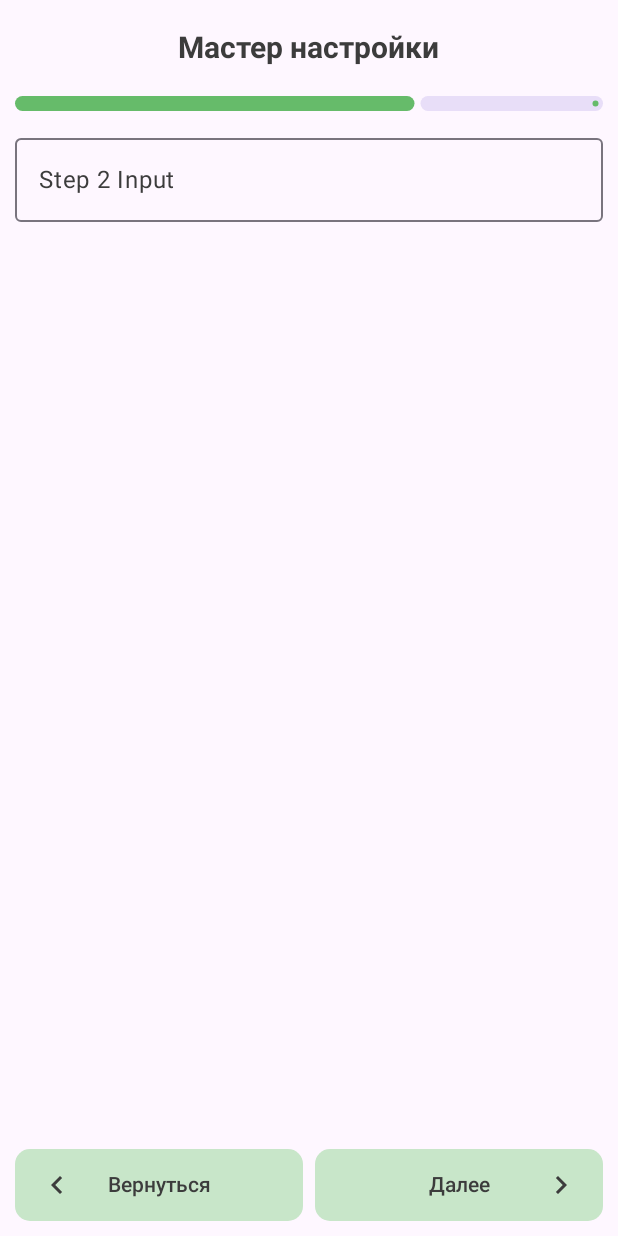
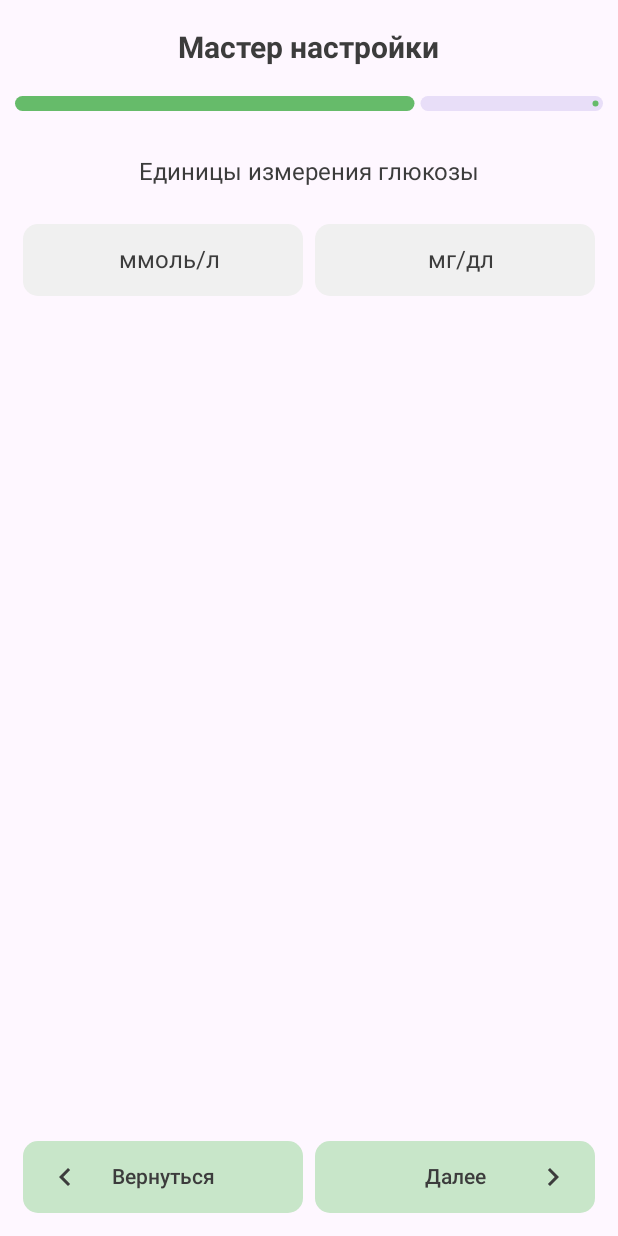
Before and after one commit to ordresot/DiabetesSupporter, an Android app built with Jetpack Compose: the StepTwoScreen screen opened through its navigation route, on a phone screen of 412 x 824 dp. Run offline under Robolectric (Android 15) with nearby library versions, the phone set to English and light mode, and no system bars; our stand-ins replace livedata-compose.

Commit message:
Wizard's second screen has started

```diff
--- a/app/build.gradle.kts
+++ b/app/build.gradle.kts
@@ -70,6 +70,7 @@ dependencies {
     implementation(libs.androidx.ui.tooling.preview)
     debugImplementation(libs.androidx.ui.tooling)
     debugImplementation(libs.androidx.ui.test.manifest)
+    implementation(libs.androidx.animation)
 
     implementation("androidx.compose.runtime:runtime-livedata:1.6.5")
 }
--- a/app/src/main/java/com/ordresot/diabetessupporter/presentation/wizard/GeneralFunctions.kt
+++ b/app/src/main/java/com/ordresot/diabetessupporter/presentation/wizard/GeneralFunctions.kt
@@ -2,14 +2,17 @@ package com.ordresot.diabetessupporter.presentation.wizard
 
 import androidx.compose.foundation.background
 import androidx.compose.foundation.clickable
+import androidx.compose.foundation.layout.Arrangement
 import androidx.compose.foundation.layout.Box
 import androidx.compose.foundation.layout.Row
 import androidx.compose.foundation.layout.Spacer
 import androidx.compose.foundation.layout.fillMaxWidth
 import androidx.compose.foundation.layout.padding
 import androidx.compose.foundation.layout.size
+import androidx.compose.foundation.layout.width
 import androidx.compose.foundation.shape.RoundedCornerShape
 import androidx.compose.material3.Icon
+import androidx.compose.material3.Surface
 import androidx.compose.material3.Text
 import androidx.compose.material3.TextFieldColors
 import androidx.compose.material3.TextFieldDefaults
@@ -17,10 +20,13 @@ import androidx.compose.runtime.Composable
 import androidx.compose.ui.Alignment
 import androidx.compose.ui.Modifier
 import androidx.compose.ui.draw.clip
+import androidx.compose.ui.focus.focusModifier
 import androidx.compose.ui.graphics.Color
 import androidx.compose.ui.graphics.vector.ImageVector
+import androidx.compose.ui.res.painterResource
 import androidx.compose.ui.text.TextStyle
 import androidx.compose.ui.text.font.FontWeight
+import androidx.compose.ui.text.style.TextAlign
 import androidx.compose.ui.unit.dp
 import androidx.compose.ui.unit.sp
 import com.redikt.diabetesapp.ui.theme.CharcoalGray
@@ -106,3 +112,56 @@ fun textFieldTextStyle(): TextStyle{
         fontSize = 16.sp
     )
 }
+
+@Composable
+fun SurfaceRadioButton(
+    modifier: Modifier = Modifier,
+    selected: Boolean,
+    iconResId: Int? = null,
+    label: String,
+) {
+    val backgroundColor = if (selected) LightGreen else Color(0xFFF0F0F0)
+    val contentColor = CharcoalGray
+
+    Surface(
+        shape = RoundedCornerShape(10.dp),
+        color = backgroundColor,
+        modifier = modifier
+    ) {
+        Row(
+            verticalAlignment = Alignment.CenterVertically,
+            horizontalArrangement = Arrangement.Center,
+            modifier = Modifier.padding(horizontal = 12.dp)
+        ) {
+            if (iconResId != null){
+                Icon(
+                    painter = painterResource(iconResId),
+                    contentDescription = null,
+                    tint = contentColor,
+                    modifier = Modifier.size(20.dp)
+                )
+            }
+
+            Spacer(modifier = Modifier.width(8.dp))
+
+            Text(
+                text = label,
+                color = contentColor,
+                fontSize = 16.sp
+            )
+        }
+    }
+}
+
+@Composable
+fun WizardParagraphTopic(
+    text: String
+) {
+    Text(
+        text = text,
+        textAlign = TextAlign.Center,
+        fontSize = 16.sp,
+        color = CharcoalGray,
+        modifier = Modifier.fillMaxWidth()
+    )
+}
--- a/app/src/main/java/com/ordresot/diabetessupporter/presentation/wizard/StepOneScreen.kt
+++ b/app/src/main/java/com/ordresot/diabetessupporter/presentation/wizard/StepOneScreen.kt
@@ -60,13 +60,7 @@ fun StepOneScreen(viewModel: WizardViewModel, onNext: () -> Unit) {
             Spacer(Modifier.height(16.dp))
 
             // Описание
-            Text(
-                text = "Укажите ваши персональные данные",
-                textAlign = TextAlign.Center,
-                fontSize = 16.sp,
-                color = CharcoalGray,
-                modifier = Modifier.fillMaxWidth()
-            )
+            WizardParagraphTopic(text = "Укажите ваши персональные данные")
 
             Spacer(Modifier.height(25.dp))
 
@@ -215,7 +209,7 @@ fun GenderSelector(viewModel: WizardViewModel) {
     Row(
         horizontalArrangement = Arrangement.spacedBy(8.dp)
     ) {
-        GenderButton(
+        SurfaceRadioButton(
             selected = gender == "Женский",
             iconResId = R.drawable.ic_female,
             label = "Женщина",
@@ -226,7 +220,7 @@ fun GenderSelector(viewModel: WizardViewModel) {
                     onClick = { viewModel.setGender("Женский") }
                 )
         )
-        GenderButton(
+        SurfaceRadioButton(
             selected = gender == "Мужской",
             iconResId = R.drawable.ic_male,
             label = "Мужчина",
@@ -239,39 +233,3 @@ fun GenderSelector(viewModel: WizardViewModel) {
         )
     }
 }
-
-@Composable
-fun GenderButton(
-    selected: Boolean,
-    iconResId: Int,
-    label: String,
-    modifier: Modifier = Modifier
-) {
-    val backgroundColor = if (selected) LightGreen else Color(0xFFF0F0F0)
-    val contentColor = CharcoalGray
-
-    Surface(
-        shape = RoundedCornerShape(10.dp),
-        color = backgroundColor,
-        modifier = modifier
-    ) {
-        Row(
-            verticalAlignment = Alignment.CenterVertically,
-            horizontalArrangement = Arrangement.Center,
-            modifier = Modifier.padding(horizontal = 12.dp)
-        ) {
-            Icon(
-                painter = painterResource(iconResId),
-                contentDescription = null,
-                tint = contentColor,
-                modifier = Modifier.size(20.dp)
-            )
-            Spacer(modifier = Modifier.width(8.dp))
-            Text(
-                text = label,
-                color = contentColor,
-                fontSize = 16.sp
-            )
-        }
-    }
-}
--- /dev/null
+++ b/app/src/main/java/com/ordresot/diabetessupporter/presentation/wizard/StepTwoScreen.kt
@@ -0,0 +1,137 @@
+package com.ordresot.diabetessupporter.presentation.wizard
+
+import androidx.compose.animation.AnimatedVisibility
+import androidx.compose.animation.expandVertically
+import androidx.compose.animation.fadeIn
+import androidx.compose.animation.fadeOut
+import androidx.compose.animation.shrinkVertically
+import androidx.compose.foundation.clickable
+import androidx.compose.foundation.layout.Arrangement
+import androidx.compose.foundation.layout.Box
+import androidx.compose.foundation.layout.Column
+import androidx.compose.foundation.layout.Row
+import androidx.compose.foundation.layout.Spacer
+import androidx.compose.foundation.layout.fillMaxSize
+import androidx.compose.foundation.layout.fillMaxWidth
+import androidx.compose.foundation.layout.height
+import androidx.compose.foundation.layout.padding
+import androidx.compose.material.icons.Icons
+import androidx.compose.material.icons.automirrored.filled.KeyboardArrowLeft
+import androidx.compose.material.icons.automirrored.filled.KeyboardArrowRight
+import androidx.compose.material3.Text
+import androidx.compose.material3.TextField
+import androidx.compose.runtime.Composable
+import androidx.compose.runtime.getValue
+import androidx.compose.runtime.livedata.observeAsState
+import androidx.compose.ui.Alignment
+import androidx.compose.ui.Modifier
+import androidx.compose.ui.text.style.TextAlign
+import androidx.compose.ui.unit.dp
+import androidx.compose.ui.unit.sp
+import com.ordresot.diabetessupporter.presentation.wizard.WizardActivity.Companion.BACK_BUTTON_TEXT
+import com.ordresot.diabetessupporter.presentation.wizard.WizardActivity.Companion.NEXT_BUTTON_TEXT
+import com.redikt.diabetesapp.ui.theme.CharcoalGray
+
+@Composable
+fun StepTwoScreen(viewModel: WizardViewModel, onNext: () -> Unit, onBack: () -> Unit) {
+    Box (
+        modifier = Modifier
+            .fillMaxSize()
+            .padding(15.dp)
+    ) {
+        Column(
+            verticalArrangement = Arrangement.Top
+        ) {
+
+            Spacer(Modifier.height(16.dp))
+
+            // Описание пункта
+            WizardParagraphTopic(text = "Единицы измерения глюкозы")
+
+            Spacer(Modifier.height(25.dp))
+
+            // Выбор единицы измерения глюкозы
+            GlucoseMeasurementSelector(viewModel)
+
+            Spacer(Modifier.height(25.dp))
+
+            GlucoseTargets(viewModel)
+        }
+        Row(
+            modifier = Modifier
+                .fillMaxWidth()
+                .align(Alignment.BottomCenter),
+            horizontalArrangement = Arrangement.spacedBy(8.dp)
+        ) {
+            StageOperatorButton(
+                text = BACK_BUTTON_TEXT,
+                onClick = onBack,
+                Modifier.weight(1f),
+                iconStart = Icons.AutoMirrored.Filled.KeyboardArrowLeft
+            )
+            StageOperatorButton(
+                text = NEXT_BUTTON_TEXT,
+                onClick = onNext,
+                Modifier.weight(1f),
+                iconEnd = Icons.AutoMirrored.Filled.KeyboardArrowRight
+            )
+        }
+    }
+}
+
+@Composable
+fun GlucoseMeasurementSelector(viewModel: WizardViewModel) {
+    val glucoseMeasurement by viewModel.glucoseMeasurement.observeAsState("")
+
+    Row(
+        horizontalArrangement = Arrangement.spacedBy(8.dp)
+    ) {
+        SurfaceRadioButton(
+            selected = glucoseMeasurement == "ммоль/л",
+            label = "ммоль/л",
+            modifier = Modifier
+                .height(48.dp)
+                .weight(1f)
+                .clickable(
+                    onClick = { viewModel.setGlucoseMeasurement("ммоль/л") }
+                )
+        )
+        SurfaceRadioButton(
+            selected = glucoseMeasurement == "мг/дл",
+            label = "мг/дл",
+            modifier = Modifier
+                .height(48.dp)
+                .weight(1f)
+                .clickable(
+                    onClick = { viewModel.setGlucoseMeasurement("мг/дл") }
+                )
+        )
+    }
+}
+
+@Composable
+fun GlucoseTargets(viewModel: WizardViewModel) {
+    val glucoseMeasurement by viewModel.glucoseMeasurement.observeAsState("")
+
+    AnimatedVisibility(
+        visible = glucoseMeasurement.isNotEmpty(),
+        enter = fadeIn() + expandVertically(),
+        exit = fadeOut() + shrinkVertically(),
+    ) {
+        Column {
+            // Описание пункта
+            WizardParagraphTopic(text = "Целевые показатели глюкозы, $glucoseMeasurement",)
+
+            Spacer(Modifier.height(16.dp))
+
+            TextField(
+                value = glucoseMeasurement,
+                onValueChange = {  },
+                label = { Text("Целевая глюкоза") },
+                modifier = Modifier.fillMaxWidth(),
+                colors = textFieldColorTheme(),
+                textStyle = textFieldTextStyle()
+            )
+        }
+    }
+}
--- a/app/src/main/java/com/ordresot/diabetessupporter/presentation/wizard/WizardActivity.kt
+++ b/app/src/main/java/com/ordresot/diabetessupporter/presentation/wizard/WizardActivity.kt
@@ -114,49 +114,6 @@ class WizardActivity : AppCompatActivity() {
     }
 
     @Composable
-    fun StepTwoScreen(viewModel: WizardViewModel, onNext: () -> Unit, onBack: () -> Unit) {
-        Box (
-            modifier = Modifier
-                .fillMaxSize()
-                .padding(10.dp)
-        ) {
-            Column(
-                modifier = Modifier
-                    .fillMaxWidth()
-                    .align(Alignment.TopCenter)
-            ) {
-                OutlinedTextField(
-                    value = viewModel.stepTwoData,
-                    onValueChange = { viewModel.stepTwoData = it },
-                    label = { Text("Step 2 Input", color = CharcoalGray) },
-                    textStyle = TextStyle(color = CharcoalGray),
-                    modifier = Modifier.fillMaxWidth()
-                )
-                Spacer(Modifier.height(16.dp))
-            }
-            Row(
-                modifier = Modifier
-                    .fillMaxWidth()
-                    .align(Alignment.BottomCenter),
-                horizontalArrangement = Arrangement.spacedBy(8.dp)
-            ) {
-                StageOperatorButton(
-                    text = BACK_BUTTON_TEXT,
-                    onClick = onBack,
-                    Modifier.weight(1f),
-                    iconStart = Icons.AutoMirrored.Filled.KeyboardArrowLeft
-                )
-                StageOperatorButton(
-                    text = NEXT_BUTTON_TEXT,
-                    onClick = onNext,
-                    Modifier.weight(1f),
-                    iconEnd = Icons.AutoMirrored.Filled.KeyboardArrowRight
-                )
-            }
-        }
-    }
-
-    @Composable
     fun StepThreeScreen(viewModel: WizardViewModel, onBack: () -> Unit, onFinish: () -> Unit) {
         Box (
             modifier = Modifier
--- a/app/src/main/java/com/ordresot/diabetessupporter/presentation/wizard/WizardViewModel.kt
+++ b/app/src/main/java/com/ordresot/diabetessupporter/presentation/wizard/WizardViewModel.kt
@@ -58,8 +58,13 @@ class WizardViewModel(
         _gender.value = value
     }
 
-    // Еще что-то
-    var stepTwoData by mutableStateOf("")
+    private val _glucoseMeasurement = MutableLiveData("")
+    val glucoseMeasurement: LiveData<String> = _glucoseMeasurement
+
+    fun setGlucoseMeasurement(value: String) {
+        _glucoseMeasurement.value = value
+    }
+
     var stepThreeData by mutableStateOf("")
 
     companion object {
--- a/gradle/libs.versions.toml
+++ b/gradle/libs.versions.toml
@@ -2,6 +2,7 @@
 activityCompose = "1.9.0"
 agp = "8.5.2"
 androidxMaterial = "1.7.0"
+animation = "1.7.0"
 converterGson = "2.11.0"
 gson = "2.13.1"
 kotlin = "1.9.23"
@@ -23,6 +24,7 @@ material3Android = "1.3.2"
 
 [libraries]
 androidx-activity-compose = { module = "androidx.activity:activity-compose", version.ref = "activityCompose" }
+androidx-animation = { module = "androidx.compose.animation:animation", version.ref = "animation" }
 androidx-compose-material-material = { module = "androidx.compose.material:material", version.ref = "androidxMaterial" }
 androidx-core-ktx = { group = "androidx.core", name = "core-ktx", version.ref = "coreKtx" }
 androidx-lifecycle-runtime-ktx = { module = "androidx.lifecycle:lifecycle-runtime-ktx", version.ref = "lifecycleLivedataKtx" }
```
